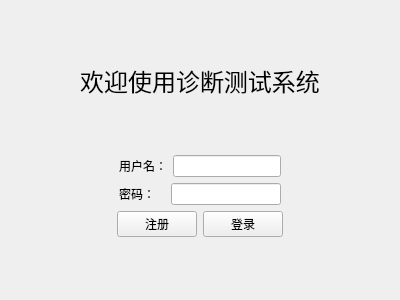
The window that lab3/loginview.ui (suyisora/QtCourse) describes before a commit, drawn with Qt 5.
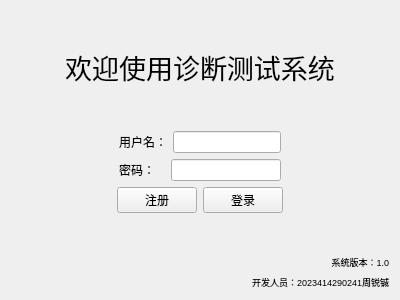
The same window after the commit.

```diff
--- a/lab3/loginview.ui
+++ b/lab3/loginview.ui
@@ -31,7 +31,7 @@
     <widget class="QLabel" name="label">
      <property name="font">
       <font>
-       <pointsize>18</pointsize>
+       <pointsize>20</pointsize>
       </font>
      </property>
      <property name="text">
@@ -96,7 +96,11 @@
           </widget>
          </item>
          <item>
-          <widget class="QLineEdit" name="inputPassword"/>
+          <widget class="QLineEdit" name="inputPassword">
+           <property name="echoMode">
+            <enum>QLineEdit::EchoMode::Password</enum>
+           </property>
+          </widget>
          </item>
         </layout>
        </item>
@@ -178,6 +182,36 @@
      </property>
     </spacer>
    </item>
+   <item>
+    <widget class="QLabel" name="label_4">
+     <property name="font">
+      <font>
+       <pointsize>7</pointsize>
+      </font>
+     </property>
+     <property name="text">
+      <string>系统版本：1.0</string>
+     </property>
+     <property name="alignment">
+      <set>Qt::AlignmentFlag::AlignRight|Qt::AlignmentFlag::AlignTrailing|Qt::AlignmentFlag::AlignVCenter</set>
+     </property>
+    </widget>
+   </item>
+   <item>
+    <widget class="QLabel" name="label_5">
+     <property name="font">
+      <font>
+       <pointsize>7</pointsize>
+      </font>
+     </property>
+     <property name="text">
+      <string>开发人员：2023414290241周锐铖</string>
+     </property>
+     <property name="alignment">
+      <set>Qt::AlignmentFlag::AlignRight|Qt::AlignmentFlag::AlignTrailing|Qt::AlignmentFlag::AlignVCenter</set>
+     </property>
+    </widget>
+   </item>
   </layout>
  </widget>
  <resources/>
```
